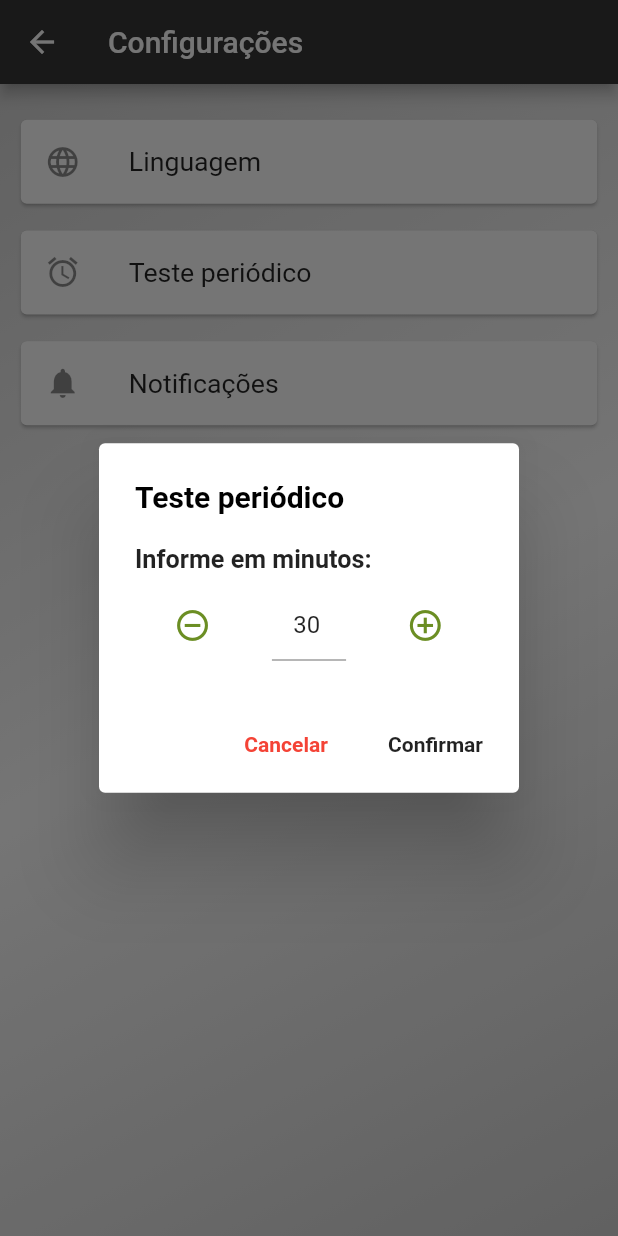
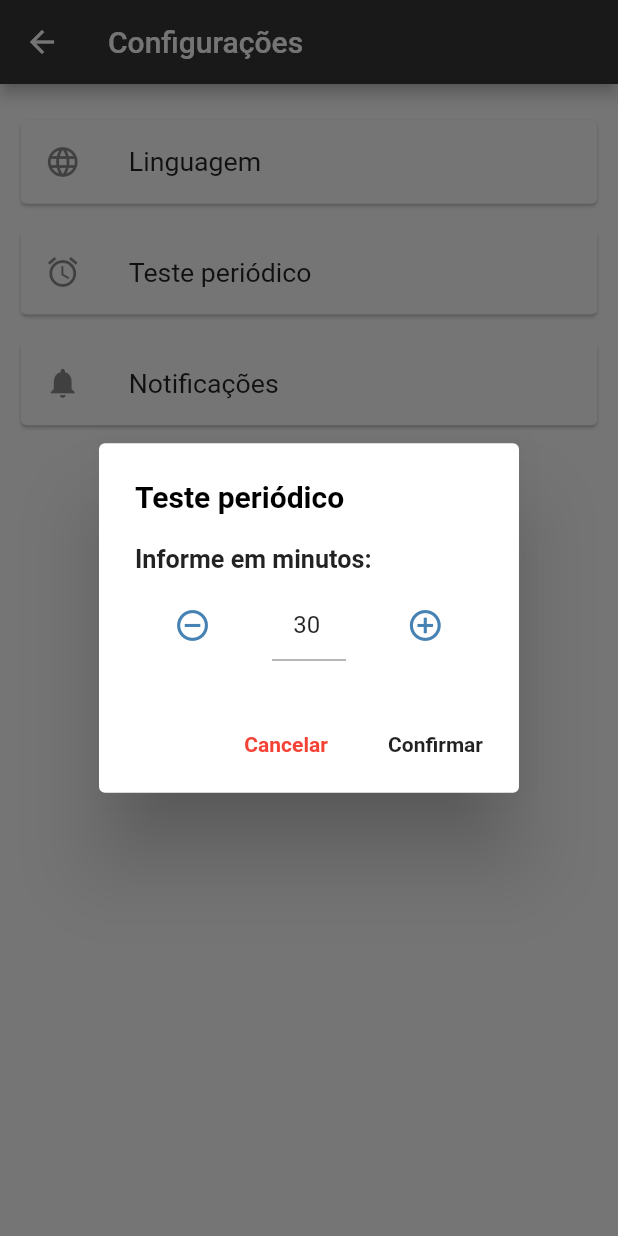
Before and after one commit to GabrielStahlberg/SpeediestApp, a Flutter app: the SettingsScreen screen opened by its route, after a tap on "Teste periódico", on a phone screen of 412 x 824 dp. Run offline on Flutter 3.47's test engine with Material 2 defaults, Android fonts, the light colour scheme and no system bars; our stand-ins replace charts_flutter, firebase_core, firebase_messaging, flutter_local_notifications, flutter_mobx, get_it and 4 more; missing offline and left inert: speedometer; accounts and stored records are empty; generated files the repository leaves out were written again; network calls fail.

Commit message:
Colors enhancements and translation.

```diff
--- a/lib/screens/history/components/history_item_card.dart
+++ b/lib/screens/history/components/history_item_card.dart
@@ -2,7 +2,6 @@ import 'package:flutter/material.dart';
 import 'package:speediest_app/model/connection_history.dart';
 import 'package:speediest_app/screens/history/components/history_content_card.dart';
 import 'package:speediest_app/size_config.dart';
-import 'package:speediest_app/utils/contants.dart';
 
 class HistoryItemCard extends StatelessWidget {
 
@@ -27,8 +26,8 @@ class HistoryItemCard extends StatelessWidget {
             child: Card(
               shape: RoundedRectangleBorder(
                   borderRadius: BorderRadius.all(Radius.circular(15.0))),
-              elevation: 2.0,
-              shadowColor: kPrimaryColor,
+              elevation: 5.0,
+              shadowColor: Colors.black,
               clipBehavior: Clip.antiAlias,
               child: HistoryContentCard(history: history),
             ),
--- a/lib/screens/home/components/settings_action.dart
+++ b/lib/screens/home/components/settings_action.dart
@@ -1,11 +1,12 @@
 import 'package:flutter/material.dart';
+import 'package:speediest_app/utils/contants.dart';
 import 'package:speediest_app/utils/route_generator.dart';
 
 class SettingsAction extends StatelessWidget {
   @override
   Widget build(BuildContext context) {
     return IconButton(
-      icon: Icon(Icons.settings, color: Colors.white),
+      icon: Icon(Icons.settings, color: kPrimaryColor),
       onPressed: () {
         Navigator.pushNamed(context, RouteGenerator.SETTINGS_ROUTE);
       },
--- a/lib/screens/home/home_screen.dart
+++ b/lib/screens/home/home_screen.dart
@@ -7,6 +7,7 @@ import 'package:speediest_app/screens/home/components/bottom_navigator_bar.dart'
 import 'package:speediest_app/screens/home/components/settings_action.dart';
 import 'package:speediest_app/screens/main/main_screen.dart';
 import 'package:speediest_app/store/home_store.dart';
+import 'package:speediest_app/utils/contants.dart';
 import 'package:speediest_app/widgets/background.dart';
 
 class HomeScreen extends StatefulWidget {
@@ -60,11 +61,12 @@ class _HomeScreenState extends State<HomeScreen> {
     return Observer(builder: (_) {
       return Scaffold(
         appBar: AppBar(
-          title: Text("Speediest"),
+          title: Text("Speediest", style: TextStyle(color: Colors.white),),
           centerTitle: true,
           actions: [
             SettingsAction()
           ],
+          backgroundColor: kSecondColor,
         ),
         body: Background(
           child: storeHome.screen,
--- a/lib/service/connection_service.dart
+++ b/lib/service/connection_service.dart
@@ -4,7 +4,7 @@ import 'package:http/http.dart';
 
 class ConnectionService {
 
-  final String baseUrl = "http://192.168.15.31:8080/connections";
+  final String baseUrl = "https://speediest-api.herokuapp.com/connections";
 
   Future<Response> findAllConnections() async {
     return await http.get(Uri.parse(baseUrl));
--- a/lib/utils/contants.dart
+++ b/lib/utils/contants.dart
@@ -5,7 +5,7 @@ import 'package:flutter/material.dart';
 const kPrimaryColor = Color(0xFF363636);
 const kPrimaryLightColor = Color(0xFFD3D3D3);
 const kSilver = Color(0xFFC0C0C0);
-const kSecondColor = Color(0xFF6B8E23);
+const kSecondColor = Color(0xFF4682B4);
 const kSeaGreen = Color(0xFF2E8B57);
 const kspringGreen = Color(0xFF00FF7F);
 const kSteelBlue = Color(0xFF4682B4);
--- a/lib/utils/utils_impl.dart
+++ b/lib/utils/utils_impl.dart
@@ -56,7 +56,7 @@ class UtilsImpl {
         context: context,
         builder: (context) {
           return AlertDialogPopup(
-            title: "Enviar notificação",
+            title: getTranslated(context, "send_notification"),
             negativeButton: UtilsImpl.getTranslated(context, "cancel"),
             positiveButton: UtilsImpl.getTranslated(context, "confirm"),
             onPress: () async {
@@ -73,7 +73,7 @@ class UtilsImpl {
                 mainAxisSize: MainAxisSize.min,
                 children: [
                   Text(
-                    "Caso atinja abaixo de(Mbps):",
+                    getTranslated(context, "if_reach_notification"),
                     style: TextStyle(
                         fontWeight: FontWeight.bold,
                         fontSize: defaultSize * 1.7),
@@ -158,9 +158,9 @@ class UtilsImpl {
         context: context,
         builder: (context) {
           return AlertDialogPopup(
-            title: "Teste periódico",
-            negativeButton: UtilsImpl.getTranslated(context, "cancel"),
-            positiveButton: UtilsImpl.getTranslated(context, "confirm"),
+            title: getTranslated(context, "periodic_test"),
+            negativeButton: getTranslated(context, "cancel"),
+            positiveButton: getTranslated(context, "confirm"),
             onPress: () async {
               ConnectionService service = ConnectionService();
               Response response = await service.changePeriod(_controller.text);
@@ -175,7 +175,7 @@ class UtilsImpl {
                 mainAxisSize: MainAxisSize.min,
                 children: [
                   Text(
-                    "Informe em minutos:",
+                    getTranslated(context, "inform_minutes"),
                     style: TextStyle(
                         fontWeight: FontWeight.bold,
                         fontSize: defaultSize * 1.7),
--- a/lib/widgets/background.dart
+++ b/lib/widgets/background.dart
@@ -10,12 +10,7 @@ class Background extends StatelessWidget {
   Widget build(BuildContext context) {
     return Container(
       decoration: BoxDecoration(
-        gradient: LinearGradient(
-            colors: [kBackgroundFirst, kBackgroundSecond, kBackgroundFirst],
-            begin: Alignment.topLeft,
-            end: Alignment.bottomRight,
-            tileMode: TileMode.repeated
-        ),
+        color: kBackgroundSecond
       ),
       child: child,
     );
```
Also changed, not shown: languages/en.json (+8 -0 lines), languages/pt.json (+8 -0 lines), lib/screens/connection/connection_screen.dart (+10 -9 lines), lib/screens/history/components/history_content_card.dart (+9 -9 lines), lib/screens/main/main_screen.dart (+8 -6 lines).
